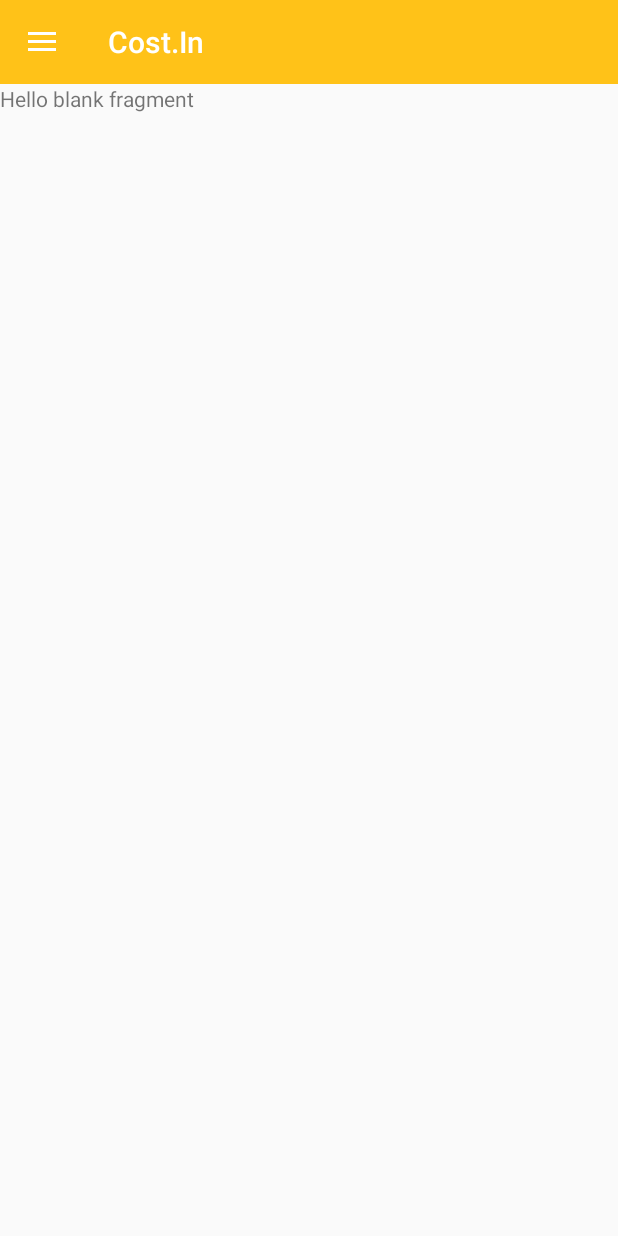
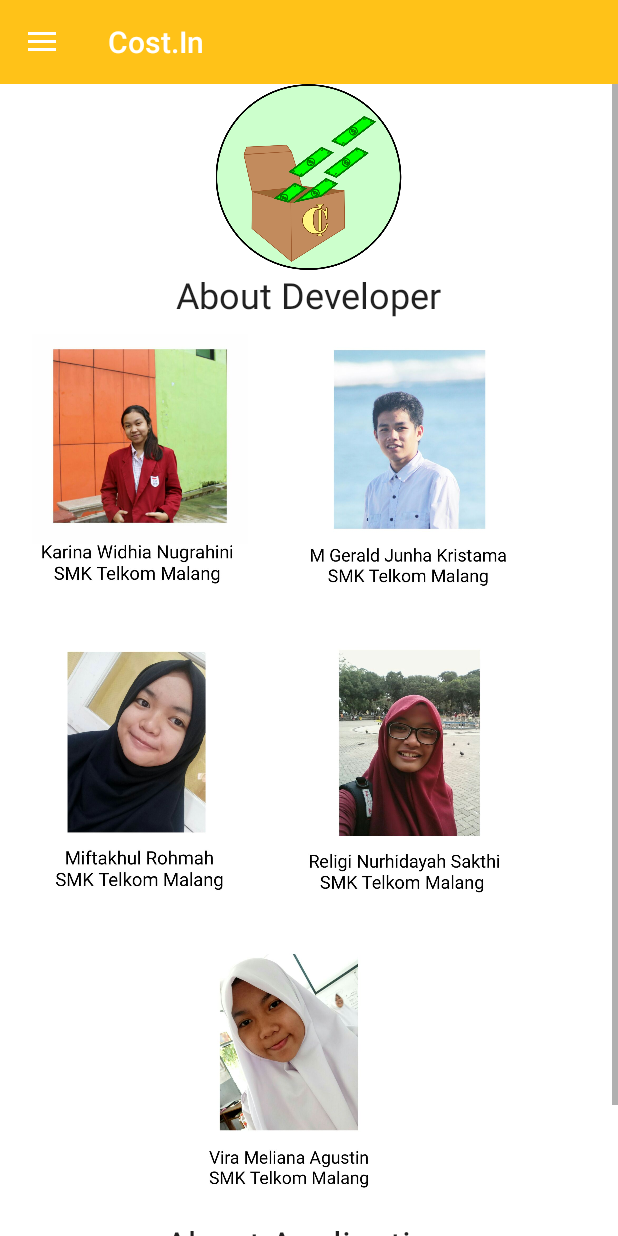
Before and after one commit to ViramelianaXIR133/Cost.In, an Android app: the screen it shows after launch (MainActivity), in the side drawer, after a tap on "About", on a phone screen of 412 x 824 dp. Run offline under Robolectric (Android 15) with nearby library versions, the phone set to English and light mode, and no system bars.

Commit message:
About fixed

```diff
--- a/app/src/main/AndroidManifest.xml
+++ b/app/src/main/AndroidManifest.xml
@@ -4,6 +4,8 @@
 
     <application
         android:allowBackup="true"
+        android:hardwareAccelerated="false"
+        android:largeHeap="true"
         android:icon="@mipmap/ic_launcher"
         android:label="@string/app_name"
         android:supportsRtl="true"
--- a/app/src/main/java/id/sch/smktelkom_mlg/project2/xirpl11517192933/costin/AboutFragment.java
+++ b/app/src/main/java/id/sch/smktelkom_mlg/project2/xirpl11517192933/costin/AboutFragment.java
@@ -1,7 +1,6 @@
 package id.sch.smktelkom_mlg.project2.xirpl11517192933.costin;
 
-import android.content.Context;
-import android.net.Uri;
+
 import android.os.Bundle;
 import android.support.v4.app.Fragment;
 import android.view.LayoutInflater;
@@ -11,89 +10,21 @@ import android.view.ViewGroup;
 
 /**
  * A simple {@link Fragment} subclass.
- * Activities that contain this fragment must implement the
- * {@link AboutFragment.OnFragmentInteractionListener} interface
- * to handle interaction events.
- * Use the {@link AboutFragment#newInstance} factory method to
- * create an instance of this fragment.
  */
 public class AboutFragment extends Fragment {
-    // TODO: Rename parameter arguments, choose names that match
-    // the fragment initialization parameters, e.g. ARG_ITEM_NUMBER
-    private static final String ARG_PARAM1 = "param1";
-    private static final String ARG_PARAM2 = "param2";
 
-    // TODO: Rename and change types of parameters
-    private String mParam1;
-    private String mParam2;
-
-    private OnFragmentInteractionListener mListener;
 
     public AboutFragment() {
         // Required empty public constructor
     }
 
 
-    // TODO: Rename and change types and number of parameters
-    public static AboutFragment newInstance(String param1, String param2) {
-        AboutFragment fragment = new AboutFragment();
-        Bundle args = new Bundle();
-        args.putString(ARG_PARAM1, param1);
-        args.putString(ARG_PARAM2, param2);
-        fragment.setArguments(args);
-        return fragment;
-    }
-
-    @Override
-    public void onCreate(Bundle savedInstanceState) {
-        super.onCreate(savedInstanceState);
-        if (getArguments() != null) {
-            mParam1 = getArguments().getString(ARG_PARAM1);
-            mParam2 = getArguments().getString(ARG_PARAM2);
-        }
-    }
-
     @Override
     public View onCreateView(LayoutInflater inflater, ViewGroup container,
                              Bundle savedInstanceState) {
+        View v = inflater.inflate(R.layout.fragment_about, container, false);
         // Inflate the layout for this fragment
-        return inflater.inflate(R.layout.fragment_about, container, false);
+        return v;
     }
 
-    // TODO: Rename method, update argument and hook method into UI event
-    public void onButtonPressed(Uri uri) {
-        if (mListener != null) {
-            mListener.onFragmentInteraction(uri);
-        }
-    }
-
-    @Override
-    public void onAttach(Context context) {
-        super.onAttach(context);
-        if (context instanceof OnFragmentInteractionListener) {
-            mListener = (OnFragmentInteractionListener) context;
-        } else {
-        }
-    }
-
-    @Override
-    public void onDetach() {
-        super.onDetach();
-        mListener = null;
-    }
-
-    /**
-     * This interface must be implemented by activities that contain this
-     * fragment to allow an interaction in this fragment to be communicated
-     * to the activity and potentially other fragments contained in that
-     * activity.
-     * <p>
-     * See the Android Training lesson <a href=
-     * "http://developer.android.com/training/basics/fragments/communicating.html"
-     * >Communicating with Other Fragments</a> for more information.
-     */
-    public interface OnFragmentInteractionListener {
-        // TODO: Update argument type and name
-        void onFragmentInteraction(Uri uri);
-    }
 }
--- a/app/src/main/res/layout/fragment_about.xml
+++ b/app/src/main/res/layout/fragment_about.xml
@@ -1,14 +1,101 @@
-<FrameLayout xmlns:android="http://schemas.android.com/apk/res/android"
+<?xml version="1.0" encoding="utf-8"?>
+<ScrollView xmlns:android="http://schemas.android.com/apk/res/android"
     xmlns:tools="http://schemas.android.com/tools"
     android:layout_width="match_parent"
-    android:layout_height="match_parent"
-    tools:context="id.sch.smktelkom_mlg.project2.xirpl11517192933.costin.AboutFragment">
+    android:layout_height="match_parent">
 
-    <!-- TODO: Update blank fragment layout -->
-    <TextView
+    <LinearLayout android:orientation="vertical"
+        android:layout_width="match_parent"
+        android:background="@drawable/whitebg"
+        android:layout_height="match_parent"
+        android:weightSum="2"
+        tools:context="id.sch.smktelkom_mlg.project2.xirpl11517192933.costin.AboutFragment">
+
+        <ImageView
+            android:layout_width="127dp"
+            android:layout_height="124dp"
+            android:src="@drawable/b"
+            android:layout_gravity="center_horizontal"
+            android:layout_weight="0.14" />
+
+        <TextView
+            android:layout_width="wrap_content"
+            android:layout_height="wrap_content"
+            android:text="About Developer"
+            style="@style/Base.TextAppearance.AppCompat.Headline"
+            android:layout_gravity="center_horizontal" />
+
+        <RelativeLayout
+            android:layout_width="wrap_content"
+            android:layout_height="wrap_content">
+
+            <ImageView
+                android:layout_width="180dp"
+                android:layout_height="200dp"
+                android:src="@drawable/karinn"
+                android:layout_weight="1"
+                android:id="@+id/karin" />
+
+            <ImageView
+                android:layout_width="180dp"
+                android:layout_height="200dp"
+                android:src="@drawable/junhaa"
+                android:layout_toRightOf="@+id/karin" />
+
+        </RelativeLayout>
+
+        <RelativeLayout
+            android:layout_width="wrap_content"
+            android:layout_height="wrap_content">
+
+            <ImageView
+                android:layout_width="180dp"
+                android:layout_height="200dp"
+                android:src="@drawable/miftaa"
+                android:layout_weight="1"
+                android:id="@+id/mifta" />
+
+            <ImageView
+                android:layout_width="180dp"
+                android:layout_height="200dp"
+                android:src="@drawable/regii"
+                android:layout_toRightOf="@+id/mifta" />
+
+        </RelativeLayout>
+        <RelativeLayout
+            android:layout_width="wrap_content"
+            android:layout_height="wrap_content">
+
+            <ImageView
+                android:layout_width="180dp"
+                android:layout_height="200dp"
+                android:src="@drawable/viraa"
+                android:layout_marginLeft="100dp"
+                />
+        </RelativeLayout>
+
+    <LinearLayout android:orientation="vertical"
         android:layout_width="match_parent"
         android:layout_height="match_parent"
-        android:text="@string/hello_blank_fragment" />
+        tools:context="id.sch.smktelkom_mlg.project2.xirpl11517192933.costin.AboutFragment">
 
+        <TextView
+            android:layout_width="wrap_content"
+            android:layout_height="wrap_content"
+            android:text="About Application"
+            style="@style/Base.TextAppearance.AppCompat.Headline"
+            android:layout_gravity="center_horizontal" />
 
-</FrameLayout>
+        <TextView
+            android:layout_marginTop="10dp"
+            android:layout_width="wrap_content"
+            android:layout_height="wrap_content"
+            style="@style/Base.TextAppearance.AppCompat"
+            android:layout_marginLeft="10dp"
+            android:layout_marginRight="10dp"
+            android:textAlignment="center"
+            android:text="Aplikasi CostIn adalah aplikasi yang dibuat untuk membantu user mengelola uang. Dengan fitur yang mudah di akses, akan membuat managemen keuangan user dilakukan dengan mudah dan menyenangkan."
+            />
+    </LinearLayout>
+    </LinearLayout>
+</ScrollView>
```
Also changed, not shown: app/src/main/res/drawable/junhaa.jpeg (added), app/src/main/res/drawable/karinn.jpeg (added), app/src/main/res/drawable/miftaa.jpeg (added), app/src/main/res/drawable/regii.jpeg (added), app/src/main/res/drawable/viraa.jpeg (added).
